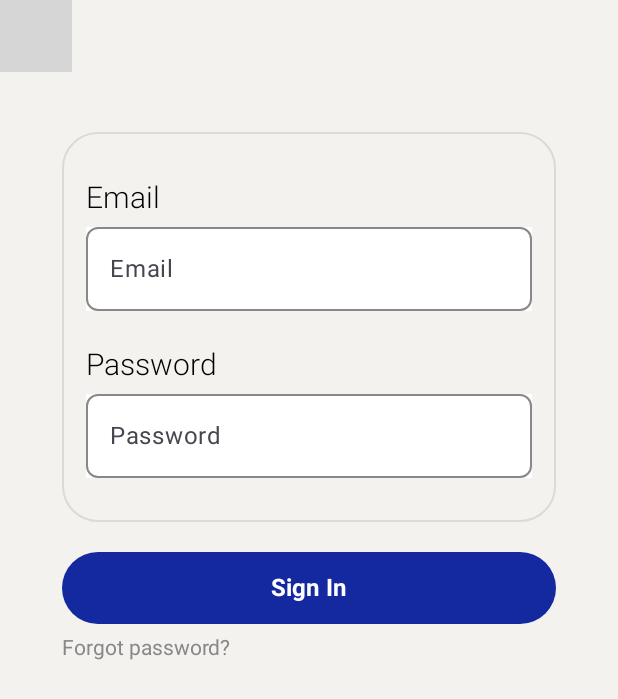
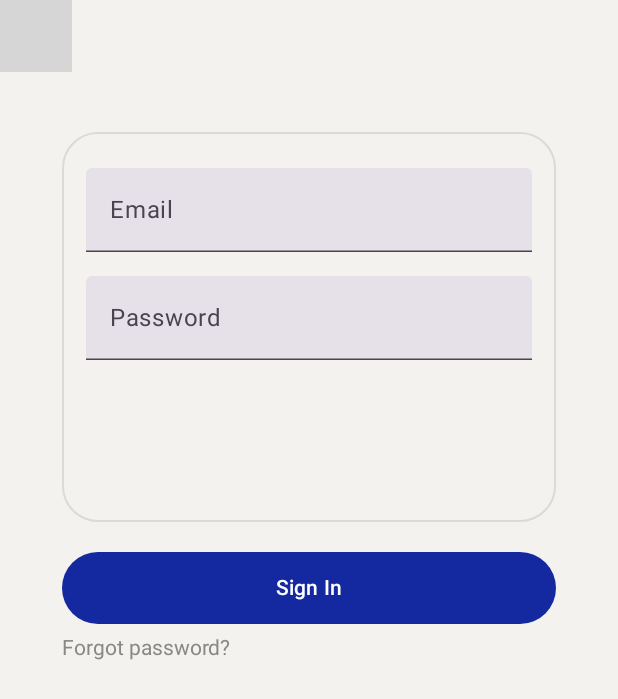
Before and after one commit to NurungjiBurger/PaceMaker, an Android app built with Jetpack Compose: the screen it shows after launch (SignInActivity), on a phone screen of 412 x 824 dp. Shown: the top 699 px of the screen. Run offline under Robolectric (Android 15) with nearby library versions, the phone set to English and light mode, and no system bars; our stand-ins replace Dagger/Hilt's generated code, Firebase (no records; nobody signed in at launch, a user with empty details on screens opened directly), constraintlayout-compose, livedata-compose; 1 statement that could not run was skipped; grey boxes are pictures that could not be loaded.

Commit message:
[#5] 화면 이동 제외 구현

```diff
--- a/app/src/main/java/com/maker/pacemaker/ui/activity/sign/SignUpActivity.kt
+++ b/app/src/main/java/com/maker/pacemaker/ui/activity/sign/SignUpActivity.kt
@@ -14,6 +14,7 @@ import com.maker.pacemaker.ui.activity.BaseActivity
 import com.maker.pacemaker.ui.screen.sign.LoadScreen
 import com.maker.pacemaker.ui.screen.sign.SignAuthScreen
 import com.maker.pacemaker.ui.viewmodel.sign.SignBaseViewModel
+import com.maker.pacemaker.ui.viewmodel.sign.details.LoadScreenViewModel
 import com.maker.pacemaker.ui.viewmodel.sign.details.SignUpScreenViewModel
 
 class SignUpActivity : BaseActivity() {
@@ -21,6 +22,7 @@ class SignUpActivity : BaseActivity() {
     private lateinit var signViewModel : SignBaseViewModel
 
     private val signUpScreenViewModel : SignUpScreenViewModel by viewModels()
+    private val loadScreenViewModel : LoadScreenViewModel by viewModels()
 
     override fun onCreate(savedInstanceState: Bundle?) {
         super.onCreate(savedInstanceState)
@@ -43,7 +45,7 @@ class SignUpActivity : BaseActivity() {
                     LoadScreen(
                         baseViewModel,
                         signViewModel,
-                        signUpScreenViewModel
+                        loadScreenViewModel
                     )
                 }
             }
--- a/app/src/main/java/com/maker/pacemaker/ui/screen/signin/LogInScreen.kt
+++ b/app/src/main/java/com/maker/pacemaker/ui/screen/signin/LogInScreen.kt
@@ -1,5 +1,7 @@
 package com.maker.pacemaker.ui.screen.signin
 
+import android.app.Activity
+import android.content.Intent
 import androidx.compose.foundation.background
 import androidx.compose.foundation.border
 import androidx.compose.foundation.layout.*
@@ -12,11 +14,14 @@ import androidx.compose.material3.Text
 import androidx.compose.material3.TextField
 import androidx.compose.material3.TextFieldDefaults
 import androidx.compose.runtime.Composable
+import androidx.compose.runtime.LaunchedEffect
+import androidx.compose.runtime.livedata.observeAsState
 import androidx.compose.runtime.mutableStateOf
 import androidx.compose.runtime.remember
 import androidx.compose.ui.Alignment
 import androidx.compose.ui.Modifier
 import androidx.compose.ui.graphics.Color
+import androidx.compose.ui.platform.LocalContext
 import androidx.compose.ui.platform.LocalSoftwareKeyboardController
 import androidx.compose.ui.text.TextStyle
 import androidx.compose.ui.text.font.FontWeight
@@ -31,6 +36,7 @@ import com.maker.pacemaker.data.model.ScreenType
 import com.maker.pacemaker.data.model.test.DummyBaseViewModel
 import com.maker.pacemaker.data.model.test.DummySignInBaseViewModel
 import com.maker.pacemaker.data.model.test.DummySignInScreenViewModel
+import com.maker.pacemaker.ui.activity.main.MainActivity
 import com.maker.pacemaker.ui.screen.Component.UpBar
 import com.maker.pacemaker.ui.viewmodel.BaseViewModel
 import com.maker.pacemaker.ui.viewmodel.signin.SignInBaseViewModel
@@ -39,12 +45,16 @@ import com.maker.pacemaker.ui.viewmodel.signin.details.SignInScreenViewModel
 @OptIn(ExperimentalMaterial3Api::class)
 @Composable
 fun LogInScreen(baseViewModel: BaseViewModel, mainViewModel: SignInBaseViewModel, viewModel: SignInScreenViewModel) {
+    val context = LocalContext.current // 현재 컨텍스트를 가져옵니다.
+    val isLoggedInState = viewModel.isLoggedIn.observeAsState(initial = false) // LiveData를 관찰하여 상태를 가져옵니다.
+
+
     ConstraintLayout(
         modifier = Modifier
             .fillMaxSize()
             .background(color = Color(0xFFF4F2EE))
     ) {
-        val (upBar, titleText, inputBox, authButton, forgotPassword, googleButton) = createRefs()
+        val (upBar, inputBox, authButton, errorMessageText, forgotPassword) = createRefs()
         val emailState = remember { mutableStateOf(TextFieldValue("")) }
         val PWState = remember { mutableStateOf(TextFieldValue("")) }
         val keyboardController = LocalSoftwareKeyboardController.current
@@ -74,59 +84,23 @@ fun LogInScreen(baseViewModel: BaseViewModel, mainViewModel: SignInBaseViewModel
                 .border(1.dp, Color(0xFFDADADA), shape = RoundedCornerShape(24.dp))
                 .height(260.dp)
                 .padding(16.dp)
-
         ) {
-            Text(
-                text = "Email",
-                color = Color.Black,
-                fontSize = 20.sp,
-                fontWeight = FontWeight.Light,
-                modifier = Modifier
-                    .padding(top = 16.dp) // 상단에 16dp 마진 추가
-            )
-
             TextField(
                 value = emailState.value,
                 onValueChange = { emailState.value = it },
                 label = { Text("Email") },
                 singleLine = true,
                 keyboardOptions = KeyboardOptions.Default.copy(imeAction = ImeAction.Done),
-                modifier = Modifier
-                    .fillMaxWidth()
-                    .padding(vertical = 8.dp)
-                    .border(1.dp, Color.Gray, shape = RoundedCornerShape(8.dp)) // 회색 테두리와 둥근 모서리 설정
-                    .background(Color.White), // 배경색을 흰색으로 설정
-                colors = TextFieldDefaults.textFieldColors(
-                    containerColor = Color.Transparent, // TextField 배경을 투명으로 설정
-                    focusedIndicatorColor = Color.Transparent, // 포커스된 상태의 밑줄을 투명으로 설정
-                    unfocusedIndicatorColor = Color.Transparent // 비포커스 상태의 밑줄을 투명으로 설정
-                )
+                modifier = Modifier.fillMaxWidth().padding(vertical = 8.dp)
             )
 
-            Text(
-                text = "Password",
-                color = Color.Black,
-                fontSize = 20.sp,
-                fontWeight = FontWeight.Light,
-                modifier = Modifier
-                    .padding(top = 16.dp) // 상단에 16dp 마진 추가
-            )
             TextField(
                 value = PWState.value,
                 onValueChange = { PWState.value = it },
                 label = { Text("Password") },
                 singleLine = true,
                 keyboardOptions = KeyboardOptions.Default.copy(imeAction = ImeAction.Done),
-                modifier = Modifier
-                    .fillMaxWidth()
-                    .padding(vertical = 8.dp)
-                    .border(1.dp, Color.Gray, shape = RoundedCornerShape(8.dp)) // 회색 테두리와 둥근 모서리 설정
-                    .background(Color.White), // 배경색을 흰색으로 설정
-                colors = TextFieldDefaults.textFieldColors(
-                    containerColor = Color.Transparent, // TextField 배경을 투명으로 설정
-                    focusedIndicatorColor = Color.Transparent,
-                    unfocusedIndicatorColor = Color.Transparent
-                )
+                modifier = Modifier.fillMaxWidth().padding(vertical = 8.dp)
             )
         }
 
@@ -146,14 +120,38 @@ fun LogInScreen(baseViewModel: BaseViewModel, mainViewModel: SignInBaseViewModel
                 .height(48.dp),
             colors = ButtonDefaults.buttonColors(containerColor = Color(0xFF1429A0))
         ) {
-            Text("Sign In", color = Color.White, fontSize = 16.sp, fontWeight = FontWeight.Bold)
+            Text("Sign In", color = Color.White)
         }
+
+        // Error Message
+        viewModel.errorMessage?.let { errorMessage ->
+            Text(
+                text = errorMessage,
+                color = Color.Red,
+                modifier = Modifier
+                    .constrainAs(errorMessageText) {
+                        start.linkTo(authButton.start)
+                        top.linkTo(authButton.bottom, margin = 8.dp)
+                    }
+                    .padding(16.dp)
+            )
+        }
+
+        // 로그인 상태 변경 관찰
+        LaunchedEffect(isLoggedInState.value) {
+            if (isLoggedInState.value) {
+                // 로그인 성공 시 다른 액티비티로 이동
+                val intent = Intent(context, MainActivity::class.java) // 이동할 액티비티로 변경
+                context.startActivity(intent)
+                (context as? Activity)?.finish() // 현재 액티비티 종료
+            }
+        }
+
 
         // Forgot Password Text
         Text(
             text = "Forgot password?",
             color = Color.Gray,
-            fontSize = 14.sp,
             modifier = Modifier
                 .constrainAs(forgotPassword) {
                     start.linkTo(authButton.start)
--- a/app/src/main/java/com/maker/pacemaker/ui/viewmodel/signin/details/SignInScreenViewModel.kt
+++ b/app/src/main/java/com/maker/pacemaker/ui/viewmodel/signin/details/SignInScreenViewModel.kt
@@ -1,5 +1,7 @@
 package com.maker.pacemaker.ui.viewmodel.signin.details
 
+import androidx.lifecycle.LiveData
+import androidx.lifecycle.MutableLiveData
 import androidx.lifecycle.ViewModel
 import androidx.lifecycle.viewModelScope
 import com.maker.pacemaker.MyApplication
@@ -15,6 +17,9 @@ open class SignInScreenViewModel @Inject constructor() : SignInBaseViewModel() {
     val errorMessage: String?
         get() = _errorMessage
 
+    private val _isLoggedIn = MutableLiveData<Boolean>() // 로그인 상태 LiveData
+    val isLoggedIn: LiveData<Boolean> get() = _isLoggedIn
+
     fun checkUser(email: String, password: String) {
         if (email.isNotEmpty() && password.length >= 6) {
             loginUser(email, password)
@@ -24,13 +29,12 @@ open class SignInScreenViewModel @Inject constructor() : SignInBaseViewModel() {
     }
 
     private fun loginUser(email: String, password: String) {
-        // Coroutine을 사용하여 비동기 작업 수행
         viewModelScope.launch {
             MyApplication.auth.signInWithEmailAndPassword(email, password)
                 .addOnCompleteListener { task ->
                     if (task.isSuccessful) {
                         MyApplication.email = email
-                        // 로그인 성공 시 필요한 동작 수행
+                        _isLoggedIn.value = true // 로그인 성공 시 이벤트 발생
                     } else {
                         _errorMessage = "로그인 실패: ${task.exception?.message}"
                     }
```
